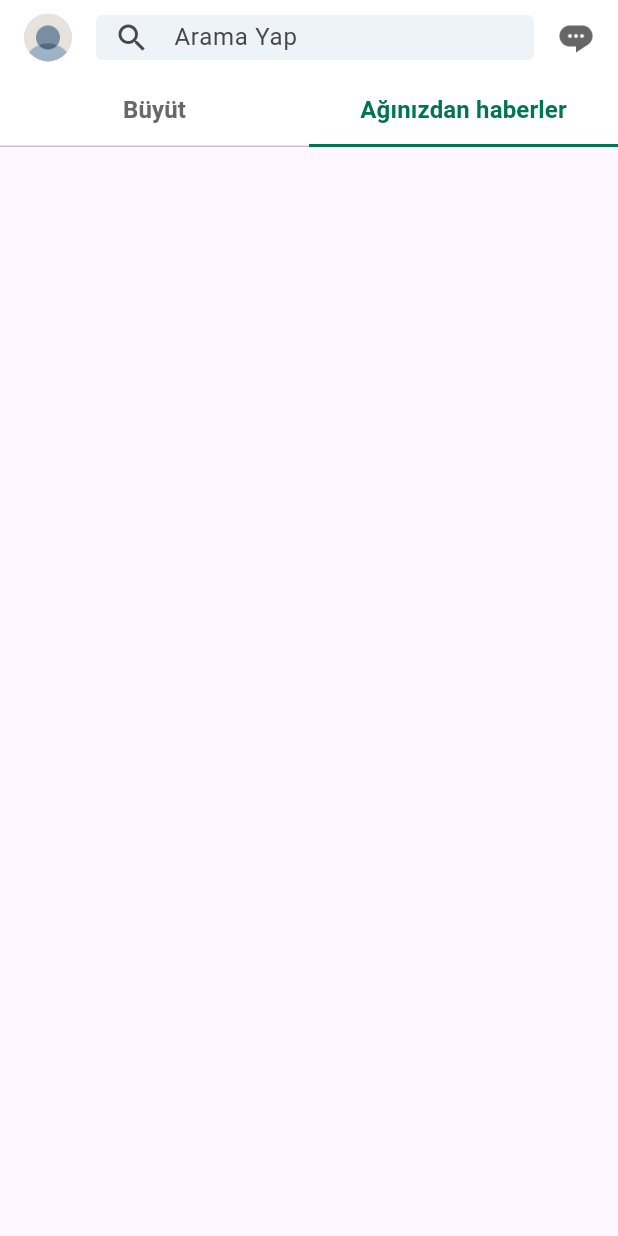
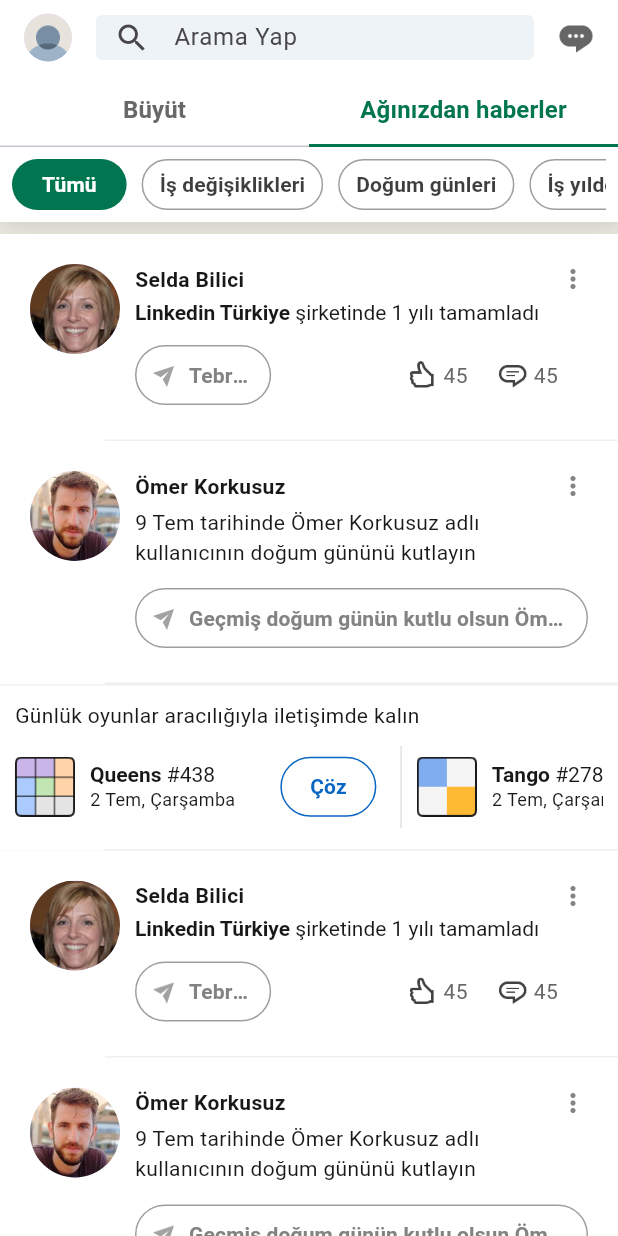
Before and after one commit to ssena-201903/linkedin-clone, a Flutter app: the screen it shows after launch, tab 2 chosen, on a phone screen of 412 x 824 dp. Run offline on Flutter 3.47's test engine with Material 3 defaults, Android fonts, the phone set to English and light mode, and no system bars.

Commit message:
done structure of network page news from connections

```diff
--- a/lib/constants/constants.dart
+++ b/lib/constants/constants.dart
@@ -1,4 +1,3 @@
-
 import 'package:flutter/material.dart';
 
 class Constants {
@@ -37,12 +36,27 @@ class Constants {
   static final backGroundBlueTone = Color(0xffE9F3FF);
 
   // button
-  static final EdgeInsets buttonPadding = EdgeInsets.symmetric(vertical: 4, horizontal: 12);
+  static final EdgeInsets buttonPadding = EdgeInsets.symmetric(
+    vertical: 4,
+    horizontal: 12,
+  );
   static final double buttonElevation = 0;
   static final FontWeight buttonTextWeight = FontWeight.w600;
+  static final double buttonTextSize = fontSizeMidTitle;
+  static final BorderRadiusGeometry buttonRadius = BorderRadius.circular(20);
+  static final buttonGreyBorder = Colors.black38;
+  static final buttonBlueBorder = mainColor;
+  static final buttonBlueTextColor = mainColor;
+  static final buttonGreyTextColor = const Color.fromARGB(193, 0, 0, 0);
+  static final buttonGreyTextWeight = FontWeight.w900;
 
   // outlined button
-  static final outlinedButtonForegroundColor = const Color.fromARGB(193, 0, 0, 0);
+  static final outlinedButtonForegroundColor = const Color.fromARGB(
+    193,
+    0,
+    0,
+    0,
+  );
   static final outlinedButtonSideColor = Colors.black38;
 
   // elevated button
@@ -58,4 +72,15 @@ class Constants {
 
   //padding
   static final EdgeInsets paddingCard = EdgeInsets.all(10);
+  static final EdgeInsets paddingBigCard = EdgeInsets.all(20);
+
+  // buton row style
+  static final double butonsRowHeight = 50;
+  static final BoxShadow buttonRowShadow = BoxShadow(
+    color: Colors.black12,
+    offset: Offset(2, 2),
+    blurRadius: 12,
+  );
+  static final buttonsRowSpacer = 10;
+
 }
--- a/lib/main.dart
+++ b/lib/main.dart
@@ -29,10 +29,11 @@ class MyApp extends StatelessWidget {
         elevatedButtonTheme: ElevatedButtonThemeData(
           style: ElevatedButton.styleFrom(
             elevation: Constants.buttonElevation,
-            backgroundColor: Constants.backGroundBlueTone,
+            backgroundColor: Constants.mainColor,
             shape: RoundedRectangleBorder(
-              borderRadius: BorderRadius.circular(12),
+              borderRadius: Constants.buttonRadius,
             ),
+            padding: Constants.buttonPadding,
           ),
         ),
         // outlined button theme
@@ -41,7 +42,7 @@ class MyApp extends StatelessWidget {
             foregroundColor: Constants.outlinedButtonForegroundColor,
             elevation: Constants.buttonElevation,
             shape: RoundedRectangleBorder(
-              borderRadius: BorderRadius.circular(20),
+              borderRadius: Constants.buttonRadius,
             ),
             padding: Constants.buttonPadding,
             side: BorderSide(color: Constants.outlinedButtonSideColor)
--- a/lib/views/messages/messages_page.dart
+++ b/lib/views/messages/messages_page.dart
@@ -1,5 +1,7 @@
 import 'package:flutter/material.dart';
 import 'package:linkedin_clone/constants/constants.dart';
+import 'package:linkedin_clone/post_detail_page.dart';
+import 'package:linkedin_clone/views/my_divider.dart';
 import 'package:linkedin_clone/views/my_text.dart';
 
 class MessagesPage extends StatefulWidget {
@@ -97,14 +99,7 @@ class _MessagesPageState extends State<MessagesPage> {
   }
 }
 
-class MyDivider extends StatelessWidget {
-  const MyDivider({super.key});
 
-  @override
-  Widget build(BuildContext context) {
-    return Divider(indent: 70, endIndent: 0, height: 0, color: Constants.horizontalDividerColor);
-  }
-}
 
 class MyMessageContainer extends StatelessWidget {
   final bool isRead;
@@ -206,15 +201,11 @@ class TopMessageContainer extends StatelessWidget {
       children: [
         Expanded(
           child: Container(
-            height: 50,
+            height: Constants.butonsRowHeight,
             decoration: BoxDecoration(
               color: Colors.white,
               boxShadow: [
-                BoxShadow(
-                  color: Colors.black12,
-                  offset: Offset(2, 2),
-                  blurRadius: 12,
-                ),
+                Constants.buttonRowShadow
               ],
             ),
             child: Padding(
@@ -284,26 +275,3 @@ class TopMessageContainer extends StatelessWidget {
     );
   }
 }
-
-class MyOutlinedButton extends StatelessWidget {
-  final String textButton;
-  const MyOutlinedButton({super.key, required this.textButton});
-
-  @override
-  Widget build(BuildContext context) {
-    return OutlinedButton(
-      style: OutlinedButton.styleFrom(
-
-        shape: RoundedRectangleBorder(borderRadius: BorderRadius.circular(20)),
-        side: BorderSide(color: Colors.black38),
-      ),
-      onPressed: () {},
-      child: MyText(
-        textContent: textButton,
-        textSize: 16,
-        textWeight: Constants.buttonTextWeight,
-        textColor: Constants.outlinedButtonForegroundColor,
-      ),
-    );
-  }
-}
--- /dev/null
+++ b/lib/views/my_divider.dart
@@ -0,0 +1,11 @@
+import 'package:flutter/material.dart';
+import 'package:linkedin_clone/constants/constants.dart';
+
+class MyDivider extends StatelessWidget {
+  const MyDivider({super.key});
+
+  @override
+  Widget build(BuildContext context) {
+    return Divider(indent: 70, endIndent: 0, height: 0, color: Constants.horizontalDividerColor);
+  }
+}
--- /dev/null
+++ b/lib/views/my_outlined_button.dart
@@ -0,0 +1,26 @@
+import 'package:flutter/material.dart';
+import 'package:linkedin_clone/constants/constants.dart';
+import 'package:linkedin_clone/views/my_text.dart';
+
+// grey buttons
+class MyOutlinedButton extends StatelessWidget {
+  final String textButton;
+  const MyOutlinedButton({super.key, required this.textButton});
+
+  @override
+  Widget build(BuildContext context) {
+    return OutlinedButton(
+      style: OutlinedButton.styleFrom(
+        shape: RoundedRectangleBorder(borderRadius: Constants.buttonRadius),
+        side: BorderSide(color: Constants.buttonGreyBorder),
+      ),
+      onPressed: () {},
+      child: MyText(
+        textContent: textButton,
+        textSize: Constants.buttonTextSize,
+        textWeight: Constants.buttonTextWeight,
+        textColor: Constants.buttonGreyTextColor,
+      ),
+    );
+  }
+}
--- a/lib/views/network/game_card.dart
+++ b/lib/views/network/game_card.dart
@@ -73,14 +73,14 @@ class GameCard extends StatelessWidget {
             SizedBox(width: 30),
             OutlinedButton(
               style: OutlinedButton.styleFrom(
-                side: BorderSide(color: Constants.mainColor),
+                side: BorderSide(color: Constants.buttonBlueBorder),
               ),
               onPressed: () {},
               child: MyText(
                 textContent: "$buttonText",
                 textSize: Constants.fontSizeMidTitle,
-                textWeight: FontWeight.w600,
-                textColor: Constants.mainColor,
+                textWeight: Constants.buttonTextWeight,
+                textColor: Constants.buttonBlueTextColor,
               ),
             ),
           ],
--- a/lib/views/network/network_haberler.dart
+++ b/lib/views/network/network_haberler.dart
@@ -1,4 +1,9 @@
 import 'package:flutter/material.dart';
+import 'package:linkedin_clone/constants/constants.dart';
+import 'package:linkedin_clone/views/my_divider.dart';
+import 'package:linkedin_clone/views/my_outlined_button.dart';
+import 'package:linkedin_clone/views/my_text.dart';
+import 'package:linkedin_clone/views/network/games_section.dart';
 
 class NetworkHaberler extends StatefulWidget {
   const NetworkHaberler({super.key});
@@ -11,11 +16,241 @@ class _NetworkHaberlerState extends State<NetworkHaberler> {
   @override
   Widget build(BuildContext context) {
     return Scaffold(
-      body: Column(
+      backgroundColor: Constants.bgPageColor,
+      body: ListView(
         children: [
           // top buttons gelecek
+          _buildTopButtonsRow(),
+          SizedBox(height: 8),
+          // listview olacak
+          _buildCongratsList(),
           //tebrik kartları gelecek
+          // games section gelecek
+          GamesSection(),
+          MyDivider(),
+          // tebrik kartları devam
+          _buildCongratsList(),
+          _buildCongratsList(),
+        ],
+      ),
+    );
+  }
 
+  Widget _buildCongratsList() {
+    return Container(
+      decoration: BoxDecoration(
+        border: Border(
+          bottom: BorderSide(color: Constants.horizontalDividerColor),
+        ),
+        color: Constants.mainWhiteTone,
+      ),
+      child: ListView(
+        shrinkWrap: true, // large of content
+        children: [
+          _buildCongratsCard(true, "assets/images/person_woman1.jpg", "Selda Bilici"),
+          MyDivider(),
+          _buildCongratsCard(false, "assets/images/person_man4.jpg", "Ömer Korkusuz"),
+          MyDivider(),
+        ]
+      ),
+    );
+  }
+
+  Container _buildTopButtonsRow() {
+    return Container(
+      decoration: BoxDecoration(
+        color: Colors.white,
+        boxShadow: [Constants.buttonRowShadow],
+      ),
+      height: Constants.butonsRowHeight,
+      child: Padding(
+        padding: const EdgeInsets.all(8),
+        child: ListView(
+          scrollDirection: Axis.horizontal,
+          children: [
+            ElevatedButton(
+              style: ElevatedButton.styleFrom(
+                backgroundColor: Constants.mainGreenColor,
+                padding: EdgeInsets.symmetric(horizontal: 20),
+              ),
+              onPressed: () {},
+              child: MyText(
+                textContent: "Tümü",
+                textSize: Constants.buttonTextSize,
+                textWeight: Constants.buttonTextWeight,
+                textColor: Constants.buttonTextColor,
+              ),
+            ),
+            SizedBox(width: 10),
+            MyOutlinedButton(textButton: "İş değişiklikleri"),
+            SizedBox(width: 10),
+            MyOutlinedButton(textButton: "Doğum günleri"),
+            SizedBox(width: 10),
+            MyOutlinedButton(textButton: "İş yıldönümleri"),
+            SizedBox(width: 10),
+            MyOutlinedButton(textButton: "Eğitim"),
+          ],
+        ),
+      ),
+    );
+  }
+
+  Widget _buildCongratsCard(
+    final bool isWorkCongrats,
+    final String profileImage,
+    final String name,
+    ) {
+    return Container(
+      padding: Constants.paddingBigCard,
+      child: Row(
+        crossAxisAlignment: CrossAxisAlignment.start,
+        children: [
+          // profile picture circle avatar
+          CircleAvatar(
+            radius: 30,
+            backgroundImage: AssetImage(profileImage),
+          ),
+          SizedBox(width: 10),
+
+          // info column
+          Expanded(
+            child: Column(
+              crossAxisAlignment: CrossAxisAlignment.start,
+              children: [
+                // name and more_vert row
+                Row(
+                  children: [
+                    MyText(
+                      textContent: name,
+                      textSize: Constants.fontSizeMidTitle,
+                      textWeight: FontWeight.w600,
+                      textColor: Constants.mainBlackColor,
+                    ),
+                    Spacer(),
+                    Icon(
+                      Icons.more_vert,
+                      color: Constants.mainLightGrey,
+                      size: 20,
+                    ),
+                  ],
+                ),
+                SizedBox(height: 4),
+
+                // RichText veya Text
+                isWorkCongrats
+                    ? RichText(
+                      text: TextSpan(
+                        children: [
+                          TextSpan(
+                            text: "Linkedin Türkiye",
+                            style: TextStyle(
+                              fontSize: Constants.fontSizeMidTitle,
+                              fontWeight: FontWeight.w600,
+                              color: Constants.mainBlackColor,
+                            ),
+                          ),
+                          TextSpan(
+                            text: " şirketinde 1 yılı tamamladı",
+                            style: TextStyle(
+                              fontSize: Constants.fontSizeMidTitle,
+                              fontWeight: FontWeight.w400,
+                              color: Constants.mainBlackColor,
+                            ),
+                          ),
+                        ],
+                      ),
+                    )
+                    : MyText(
+                      textContent:
+                          "9 Tem tarihinde $name adlı kullanıcının doğum gününü kutlayın",
+                      textSize: Constants.fontSizeMidTitle,
+                      textWeight: FontWeight.w400,
+                      textColor: Constants.mainBlackColor,
+                    ),
+
+                SizedBox(height: 10),
+
+                // bottom row
+                Row(
+                  children: [
+                    // Buton
+                    Flexible(
+                      flex: 1,
+                      child: OutlinedButton.icon(
+                        onPressed: () {},
+                        icon: SizedBox(
+                          height: 16,
+                          width: 16,
+                          child: Image.asset(
+                            "assets/icons/send_light_color.png",
+                          ),
+                        ),
+                        label: MyText(
+                          textContent:
+                              isWorkCongrats
+                                  ? "Tebrikler $name"
+                                  : "Geçmiş doğum günün kutlu olsun $name",
+                          textSize: Constants.buttonTextSize,
+                          textWeight: Constants.buttonTextWeight,
+                          textColor: Constants.mainLightGrey,
+                          textOverflow: TextOverflow.ellipsis,
+                        ),
+                      ),
+                    ),
+
+                    // Eğer iş tebrik kartıysa like ve comment göster
+                    if (isWorkCongrats) ...[
+                      Spacer(),
+                      Padding(
+                        padding: const EdgeInsets.only(right: 20),
+                        child: Row(
+                          children: [
+                            // like row
+                            Row(
+                              children: [
+                                SizedBox(
+                                  height: 20,
+                                  width: 20,
+                                  child: Image.asset("assets/icons/like.png"),
+                                ),
+                                SizedBox(width: 4),
+                                MyText(
+                                  textContent: "45",
+                                  textSize: Constants.fontSizeMidTitle,
+                                  textWeight: FontWeight.w400,
+                                  textColor: Constants.mainDarkGreyColor,
+                                ),
+                              ],
+                            ),
+                            SizedBox(width: 20),
+                            // comment row
+                            Row(
+                              children: [
+                                SizedBox(
+                                  height: 20,
+                                  width: 20,
+                                  child: Image.asset(
+                                    "assets/icons/comment.png",
+                                  ),
+                                ),
+                                SizedBox(width: 4),
+                                MyText(
+                                  textContent: "45",
+                                  textSize: Constants.fontSizeMidTitle,
+                                  textWeight: FontWeight.w400,
+                                  textColor: Constants.mainDarkGreyColor,
+                                ),
+                              ],
+                            ),
+                          ],
+                        ),
+                      ),
+                    ],
+                  ],
+                ),
+              ],
+            ),
+          ),
         ],
       ),
     );
--- a/lib/views/network/network_page.dart
+++ b/lib/views/network/network_page.dart
@@ -105,7 +105,7 @@ class _NetworkPageState extends State<NetworkPage> {
               ],
           body: TabBarView(children: [
             NetworkBuyut(),
-            NetworkHaberler()
+            NetworkHaberler(),
           ]),
         ),
       ),
```
Also changed, not shown: assets/icons/dropdown_icon.png (added), assets/icons/info_icon.png (added), assets/icons/linkedin_logo_small.png (added), assets/icons/open_menu_icon.png (added), assets/icons/pencil_icon.png (added), assets/icons/send_icon.png (added), assets/icons/send_light_color.png (added).
